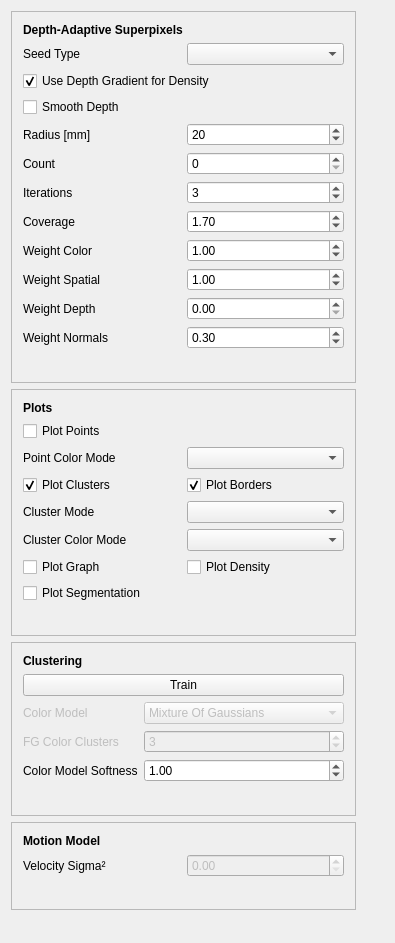
First picture: the form in dasp_gui/WdgtSuperpixelParameters.ui, repository Danvil/dasp, before the edit.
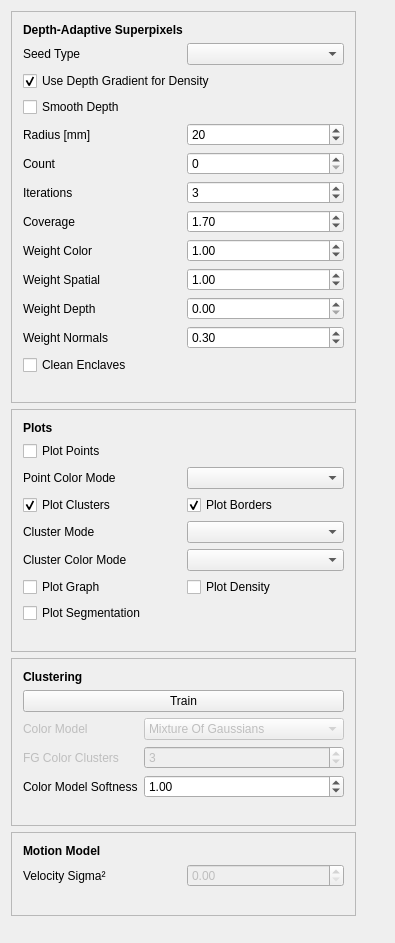
Second picture: the form after the edit.

Commit message: Added option to enable/disable conquere enclaves.\nSuperpixels are now recomputed if a property changes.

What changed in the file:
```diff
--- a/dasp_gui/WdgtSuperpixelParameters.ui
+++ b/dasp_gui/WdgtSuperpixelParameters.ui
@@ -206,7 +206,7 @@
         </property>
        </widget>
       </item>
-      <item row="16" column="0">
+      <item row="17" column="0">
        <spacer name="verticalSpacer_2">
         <property name="orientation">
          <enum>Qt::Vertical</enum>
@@ -243,6 +243,13 @@
         </property>
        </widget>
       </item>
+      <item row="16" column="0">
+       <widget class="QCheckBox" name="checkBoxDaspConquerEnclaves">
+        <property name="text">
+         <string>Clean Enclaves</string>
+        </property>
+       </widget>
+      </item>
      </layout>
     </widget>
    </item>
```
The commit also changes 4 other files.
